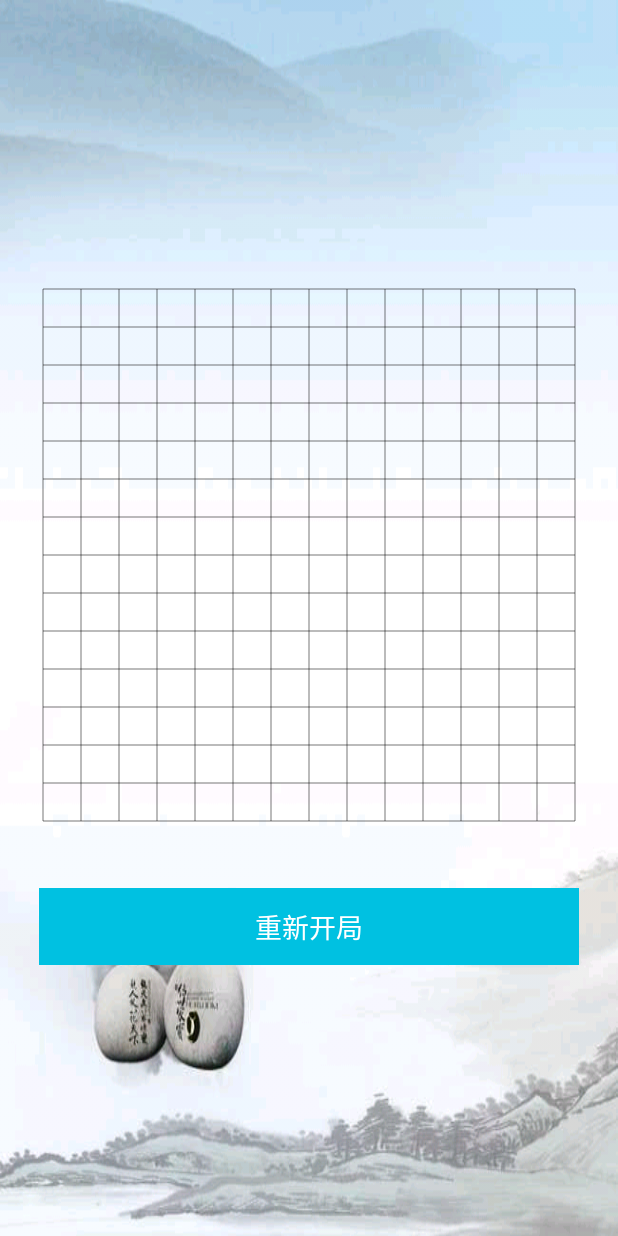
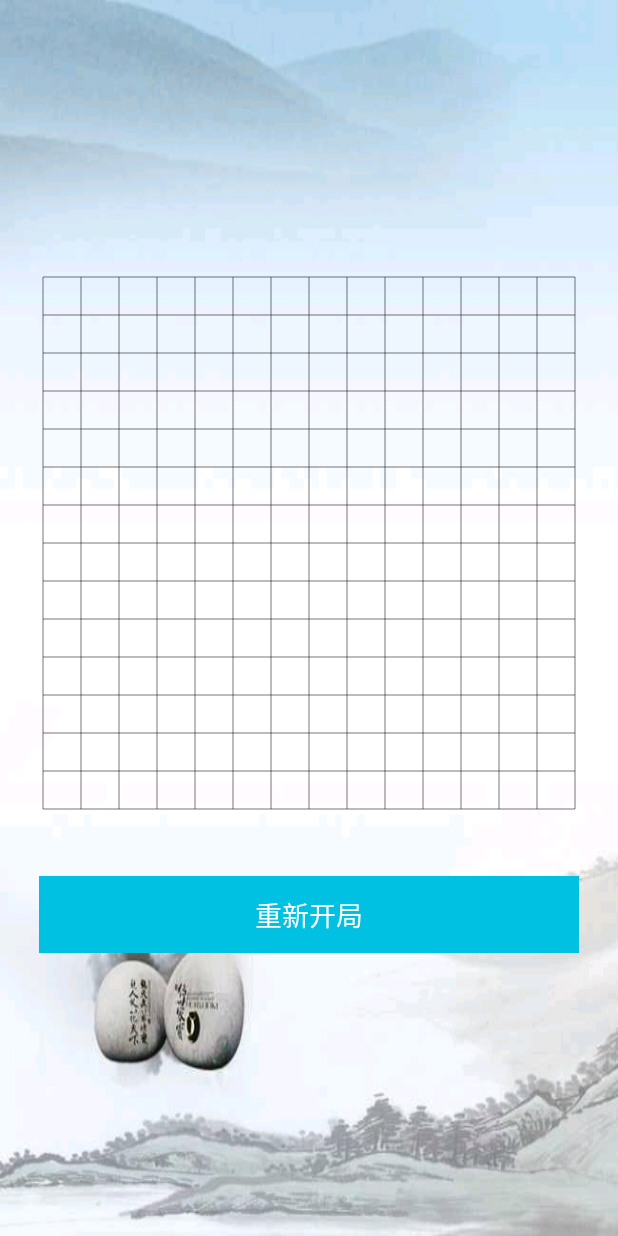
Before and after one commit to lyx0206331/smart_komoku, an Android app: the fragment MainFragment shown on its own in the app's theme, on a phone screen of 412 x 824 dp. Run offline under Robolectric (Android 15) with nearby library versions, the phone set to English and light mode, and no system bars; libraries missing offline, so code that uses them is left out: com.nineoldandroids.animation, com.nineoldandroids.view, de.cketti.library, net.youmi.android; pictures from the network do not load; 2 statements that could not run were skipped.

Commit message:
other settings

```diff
--- a/app/src/main/res/layout/fragment_main.xml
+++ b/app/src/main/res/layout/fragment_main.xml
@@ -33,6 +33,7 @@
             android:layout_height="wrap_content"
             android:layout_below="@id/gomoku_view"
             android:layout_marginTop="@dimen/activity_vertical_margin2"
+            android:layout_marginBottom="@dimen/activity_vertical_margin"
             android:layout_marginLeft="10dp"
             android:layout_marginRight="10dp"
             android:orientation="horizontal">
```
